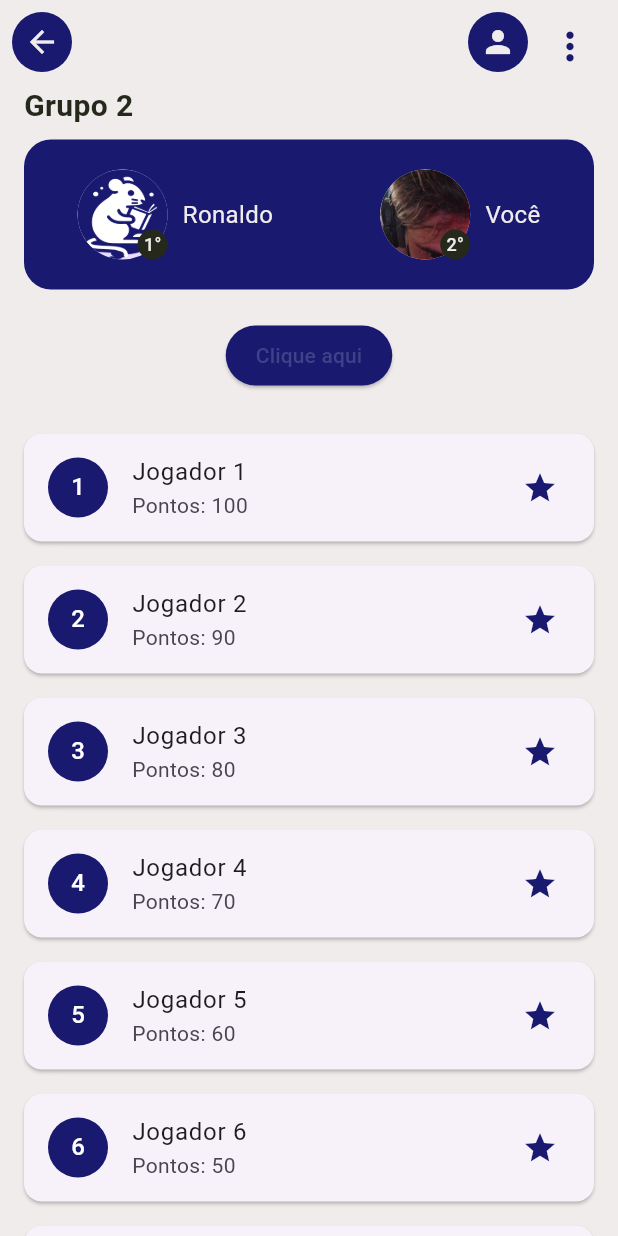
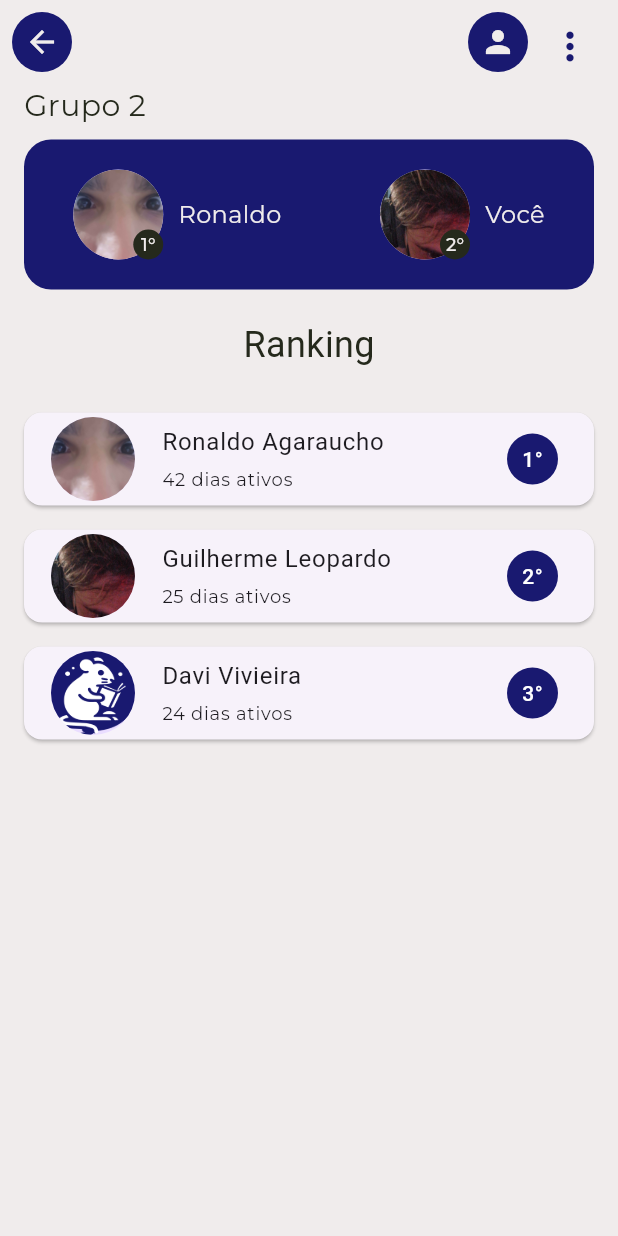
Before and after one commit to notsogreatdavi/DSI-2024.2, a Flutter app: the RankingScreen screen opened by its route, on a phone screen of 412 x 824 dp. Run offline on Flutter 3.47's test engine with Material 3 defaults, Android fonts, the phone set to English and light mode, and no system bars; our stand-ins replace supabase_flutter; accounts and stored records are empty; Roboto replaces fonts that are missing (Montserrat-bold, Montserrat-semibold).

Commit message:
Finalizei a parte principal da tela de ranking
Ainda falta tornar o AppData um import para outras telas,  fazer o footer de navegação

```diff
--- a/flutter_application_1/lib/src/features/ranking/ranking_screen.dart
+++ b/flutter_application_1/lib/src/features/ranking/ranking_screen.dart
@@ -20,7 +20,7 @@ class RankingScreen extends StatelessWidget {
               icon: const Icon(Icons.arrow_back),
               color: AppColors.branco,
               onPressed: () {
-                Navigator.pop(context);
+                Navigator.pop(context, '/home');
               },
             ),
           ),
@@ -62,22 +62,17 @@ class RankingScreen extends StatelessWidget {
             child: Column(
               crossAxisAlignment: CrossAxisAlignment.start,
               children: [
-                Align(alignment: Alignment.centerLeft),
                 Text(
                   'Grupo 2',
                   style: TextStyle(
                     color: AppColors.pretoClaro,
                     fontSize: 20,
-                    fontWeight: FontWeight.bold,
+                    fontWeight: FontWeight.normal,
+                    fontFamily: 'Montserrat',
                   ),
                 ),
                 SizedBox(height: 8),
-              ],
-            ),
-          ),
-          Padding(
-            padding: const EdgeInsets.symmetric(horizontal: 16, vertical: 0),
-            child: Container(
+                Container(
                   width: double.infinity,
                   height: 100,
                   alignment: Alignment.center,
@@ -94,7 +89,7 @@ class RankingScreen extends StatelessWidget {
                             children: [
                               CircleAvatar(
                                 radius: 30,
-                            backgroundImage: AssetImage('assets/images/RatoBrancoFundoAzul.png'),
+                                backgroundImage: AssetImage('assets/images/ronaldo_teste.jpg'),
                               ),
                               Positioned(
                                 bottom: 0,
@@ -107,6 +102,7 @@ class RankingScreen extends StatelessWidget {
                                     style: TextStyle(
                                       color: AppColors.branco,
                                       fontSize: 12,
+                                      fontFamily: 'Montserrat',
                                     ),
                                   ),
                                 ),
@@ -119,6 +115,7 @@ class RankingScreen extends StatelessWidget {
                             style: TextStyle(
                               color: AppColors.branco,
                               fontSize: 16,
+                              fontFamily: 'Montserrat',
                             ),
                           ),
                         ],
@@ -142,6 +139,7 @@ class RankingScreen extends StatelessWidget {
                                     style: TextStyle(
                                       color: AppColors.branco,
                                       fontSize: 12,
+                                      fontFamily: 'Montserrat',
                                     ),
                                   ),
                                 ),
@@ -154,6 +152,7 @@ class RankingScreen extends StatelessWidget {
                             style: TextStyle(
                               color: AppColors.branco,
                               fontSize: 16,
+                              fontFamily: 'Montserrat',
                             ),
                           ),
                         ],
@@ -161,42 +160,158 @@ class RankingScreen extends StatelessWidget {
                     ],
                   ),
                 ),
+              ],
+            ),
           ),
           const SizedBox(height: 20),
-          ElevatedButton(
-            style: ElevatedButton.styleFrom(
-              backgroundColor: AppColors.azulEscuro,
-              foregroundColor: AppColors.azulClaro1,
-              padding: const EdgeInsets.symmetric(horizontal: 20, vertical: 10),
+          const Text(
+            'Ranking',
+            style: TextStyle(
+              fontFamily: 'Montserrat-semibold',
+              fontSize: 24,
+              color: AppColors.pretoClaro,
             ),
-            onPressed: () {
-              ScaffoldMessenger.of(context).showSnackBar(
-                const SnackBar(content: Text('Botão clicado!')),
-              );
-            },
-            child: const Text('Clique aqui'),
           ),
           const SizedBox(height: 20),
           Expanded(
-            child: ListView.builder(
-              itemCount: 10, // Número de itens no ranking
-              itemBuilder: (context, index) {
-                return Card(
+            child: Column(
+              children: [
+                Card(
                   margin: const EdgeInsets.symmetric(vertical: 8, horizontal: 16),
                   child: ListTile(
                     leading: CircleAvatar(
-                      backgroundColor: AppColors.azulEscuro,
-                      child: Text(
-                        '${index + 1}', // Número do ranking
-                        style: const TextStyle(color: Colors.white),
+                      backgroundImage: AssetImage('assets/images/ronaldo_teste.jpg'),
+                      radius: 30, // Aumenta o tamanho da imagem
+                    ),
+                    title: Column(
+                      crossAxisAlignment: CrossAxisAlignment.start,
+                      children: [
+                        const Text(
+                          'Ronaldo Agaraucho',
+                          style: TextStyle(
+                            fontFamily: 'Montserrat-semibold',
                           ),
                         ),
-                    title: Text('Jogador ${index + 1}'),
-                    subtitle: Text('Pontos: ${100 - index * 10}'), // Exemplo de pontos
-                    trailing: const Icon(Icons.star, color: AppColors.azulEscuro),
+                        const SizedBox(height: 4),
+                        const Text(
+                          '42 dias ativos',
+                          style: TextStyle(
+                            fontSize: 12,
+                            fontFamily: 'Montserrat',
                           ),
-                );
-              },
+                        ),
+                      ],
+                    ),
+                    trailing: Stack(
+                      alignment: Alignment.center,
+                      children: [
+                        CircleAvatar(
+                          radius: 17,
+                          backgroundColor: AppColors.azulEscuro,
+                        ),
+                        const Text(
+                          '1°', // Número do ranking
+                          style: TextStyle(
+                            color: Colors.white,
+                            fontSize: 14,
+                            fontFamily: 'Montserrat-bold',
+                          ),
+                        ),
+                      ],
+                    ),
+                  ),
+                ),
+                Card(
+                  margin: const EdgeInsets.symmetric(vertical: 8, horizontal: 16),
+                  child: ListTile(
+                    leading: CircleAvatar(
+                      backgroundImage: AssetImage('assets/images/teste.jpg'),
+                      radius: 30, // Aumenta o tamanho da imagem
+                    ),
+                    title: Column(
+                      crossAxisAlignment: CrossAxisAlignment.start,
+                      children: [
+                        const Text(
+                          'Guilherme Leopardo',
+                          style: TextStyle(
+                            fontFamily: 'Montserrat-semibold',
+                          ),
+                        ),
+                        const SizedBox(height: 4),
+                        const Text(
+                          '25 dias ativos',
+                          style: TextStyle(
+                            fontSize: 12,
+                            fontFamily: 'Montserrat',
+                          ),
+                        ),
+                      ],
+                    ),
+                    trailing: Stack(
+                      alignment: Alignment.center,
+                      children: [
+                        CircleAvatar(
+                          radius: 17,
+                          backgroundColor: AppColors.azulEscuro,
+                        ),
+                        const Text(
+                          '2°', // Número do ranking
+                          style: TextStyle(
+                            color: Colors.white,
+                            fontSize: 14,
+                            fontFamily: 'Montserrat-bold',
+                          ),
+                        ),
+                      ],
+                    ),
+                  ),
+                ),
+                Card(
+                  margin: const EdgeInsets.symmetric(vertical: 8, horizontal: 16),
+                  child: ListTile(
+                    leading: CircleAvatar(
+                      backgroundImage: AssetImage('assets/images/RatoBrancoFundoAzul.png'),
+                      radius: 30, // Aumenta o tamanho da imagem
+                    ),
+                    title: Column(
+                      crossAxisAlignment: CrossAxisAlignment.start,
+                      children: [
+                        const Text(
+                          'Davi Vivieira',
+                          style: TextStyle(
+                            fontFamily: 'Montserrat-semibold',
+                          ),
+                        ),
+                        const SizedBox(height: 4),
+                        const Text(
+                          '24 dias ativos',
+                          style: TextStyle(
+                            fontSize: 12,
+                            fontFamily: 'Montserrat',
+                          ),
+                        ),
+                      ],
+                    ),
+                    trailing: Stack(
+                      alignment: Alignment.center,
+                      children: [
+                        CircleAvatar(
+                          radius: 17,
+                          backgroundColor: AppColors.azulEscuro,
+                        ),
+                        const Text(
+                          '3°', // Número do ranking
+                          style: TextStyle(
+                            color: Colors.white,
+                            fontSize: 14,
+                            fontFamily: 'Montserrat-bold',
+                          ),
+                        ),
+                      ],
+                    ),
+                  ),
+                ),
+              ],
             ),
           ),
         ],
```
Lines whose indentation alone changed are shown as unchanged.
